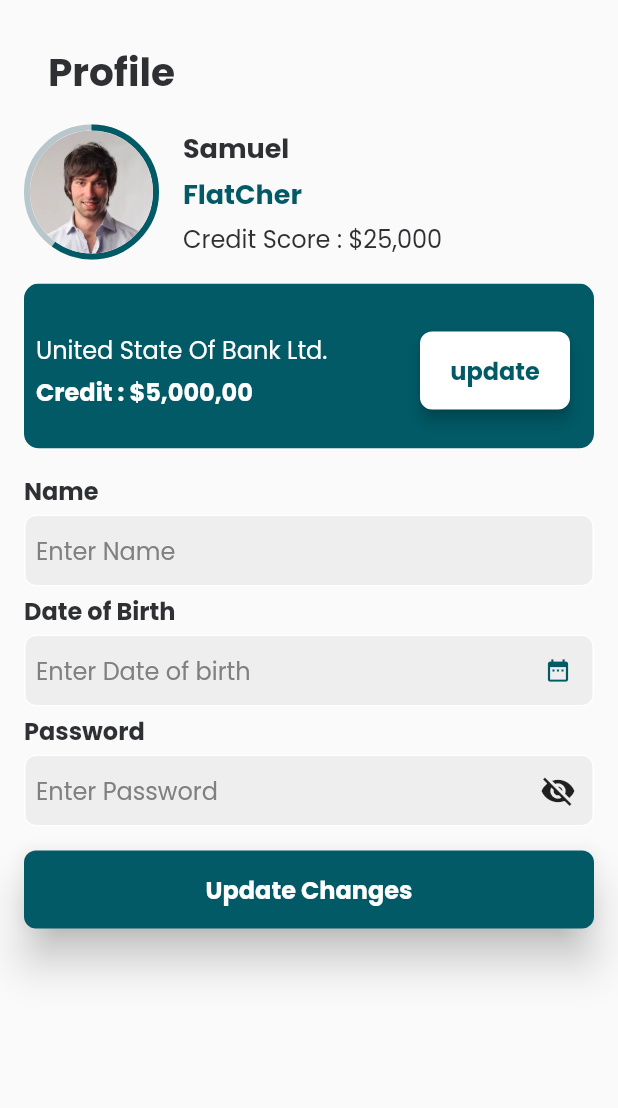
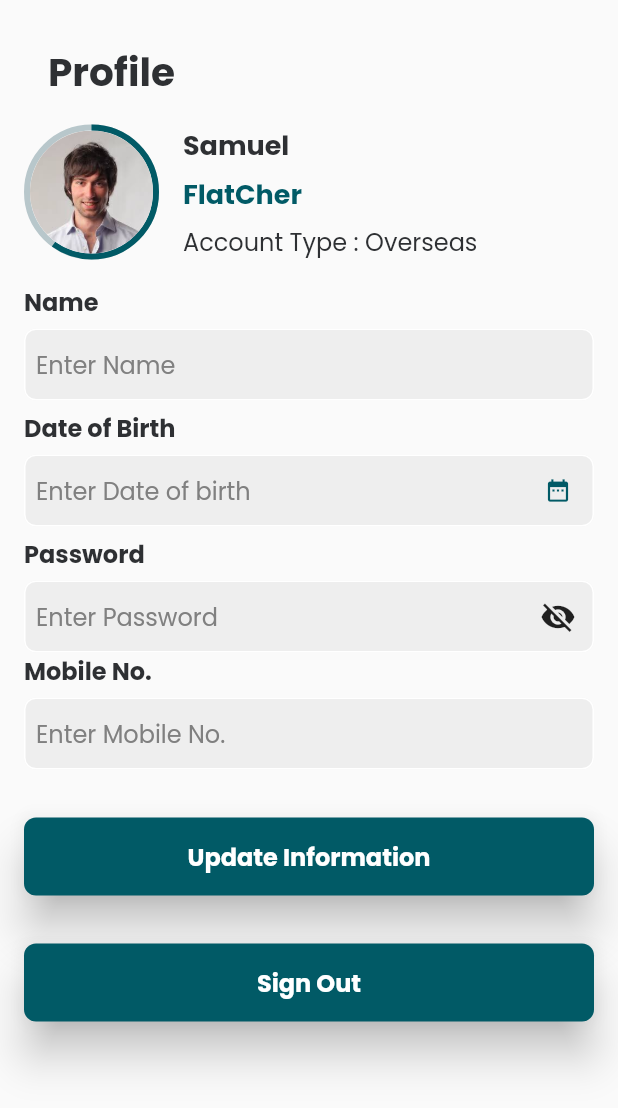
Before and after one commit to FaazAbidi/gharpay, a Flutter app: the MBProfileScreen screen opened directly, on a phone screen of 412 x 824 dp. Shown: the top 1108 px of the screen. Run offline on Flutter 3.47's test engine with Material 2 defaults, Android fonts, the phone set to English and light mode, and no system bars; drawn by our look-alikes of nb_utils, percent_indicator; our stand-ins replace country_code_picker, fl_chart, flutter_svg, flutter_vector_icons, google_maps_flutter, pin_code_fields and 1 more; statements that could not run were skipped.

Commit message:
rajani commit

```diff
--- a/lib/backendApiSimulation.dart
+++ b/lib/backendApiSimulation.dart
@@ -94,7 +94,7 @@ class NetworkProvider {
     await Future.delayed(Duration(seconds: 2));
   }
 
-  static Future<void> loginAsSender(String email, String password) async {
+  static Future<void> login(String email, String password) async {
     await delay();
     User tempUser = userDatabase.firstWhere(
             (element) => element.email == email && password == demoPassword,
@@ -158,7 +158,7 @@ final List<User> userDatabase = [
       jsWalletBalance: 5500,
       hraWalletBalance: 16580,
       phone: "0333-XXXXX66",
-      image: 'image/Asad Raza.gif',
+      image: 'images/Asad Raza.gif',
       transactions: [
         Transaction(
             receiverUserId: "0001",
--- a/lib/screens/MBProfileScreen.dart
+++ b/lib/screens/MBProfileScreen.dart
@@ -4,6 +4,7 @@ import 'package:gharpay/utils/MBWidgets.dart';
 import 'package:gharpay/utils/AppColors.dart';
 import 'package:nb_utils/nb_utils.dart';
 import 'package:percent_indicator/circular_percent_indicator.dart';
+import 'package:flutter/cupertino.dart';
 
 class MBProfileScreen extends StatefulWidget {
   @override
@@ -17,10 +18,12 @@ class MBProfileScreenState extends State<MBProfileScreen> {
   TextEditingController nameController = TextEditingController();
   TextEditingController dobController = TextEditingController();
   TextEditingController passWordController = TextEditingController();
+  TextEditingController mobileController = TextEditingController();
 
   FocusNode focusNodeName = FocusNode();
   FocusNode focusNodeDob = FocusNode();
   FocusNode focusNodePassword = FocusNode();
+  FocusNode focusNodeMobile = FocusNode();
 
   @override
   void initState() {
@@ -33,7 +36,11 @@ class MBProfileScreenState extends State<MBProfileScreen> {
   }
 
   Future<void> selectDate(BuildContext context) async {
-    DateTime _datePicker = await showDatePicker(context: context, initialDate: DateTime.now(), firstDate: DateTime(1947), lastDate: DateTime(2030));
+    DateTime _datePicker = await showDatePicker(
+        context: context,
+        initialDate: DateTime.now(),
+        firstDate: DateTime(1947),
+        lastDate: DateTime(2030));
     if (_datePicker != null && _datePicker != _date) {
       _date = _datePicker;
     }
@@ -58,10 +65,12 @@ class MBProfileScreenState extends State<MBProfileScreen> {
       child: Scaffold(
         body: SingleChildScrollView(
           child: Column(
+            // mainAxisAlignment: MainAxisAlignment.spaceEvenly,
             crossAxisAlignment: CrossAxisAlignment.start,
             children: [
               28.height,
-              Text('Profile', style: boldTextStyle(size: 26)).paddingOnly(left: 16),
+              Text('Profile', style: boldTextStyle(size: 26))
+                  .paddingOnly(left: 16),
               16.height,
               Row(
                 children: [
@@ -70,47 +79,31 @@ class MBProfileScreenState extends State<MBProfileScreen> {
                     lineWidth: 4.0,
                     percent: 0.6,
                     progressColor: appPrimaryColor,
-                    center: Image.asset(mb_profile1, height: 82, width: 82, fit: BoxFit.cover).cornerRadiusWithClipRRect(100),
+                    center: Image.asset(mb_profile1,
+                            height: 82, width: 82, fit: BoxFit.cover)
+                        .cornerRadiusWithClipRRect(100),
                   ),
                   16.width,
                   Column(
                     crossAxisAlignment: CrossAxisAlignment.start,
                     children: [
                       Text('Samuel', style: boldTextStyle(size: 18)),
-                      4.height,
-                      Text('FlatCher', style: boldTextStyle(size: 18, color: appPrimaryColor)),
-                      4.height,
-                      Text('Credit Score : \$25,000', overflow: TextOverflow.visible, maxLines: 1, style: primaryTextStyle()),
+                      6.height,
+                      Text('FlatCher',
+                          style:
+                              boldTextStyle(size: 18, color: appPrimaryColor)),
+                      6.height,
+                      Text('Account Type : Overseas',
+                          overflow: TextOverflow.visible,
+                          maxLines: 1,
+                          style: primaryTextStyle()),
                     ],
                   ).expand()
                 ],
               ),
               16.height,
-              Container(
-                  height: 110,
-                  width: context.width(),
-                  color: appPrimaryColor,
-                  child: Row(
-                    children: [
-                      Column(
-                        crossAxisAlignment: CrossAxisAlignment.start,
-                        children: [
-                          Text('United State Of Bank Ltd.', style: primaryTextStyle(color: Colors.white)),
-                          4.height,
-                          Text('Credit : \$5,000,00', style: boldTextStyle(color: Colors.white)),
-                        ],
-                      ).paddingOnly(top: 32, left: 8).expand(),
-                      16.width,
-                      Column(
-                        children: [
-                          AppButton(onTap: () {}, width: 100, child: Text('update', style: boldTextStyle(color: appPrimaryColor))),
-                        ],
-                      ).paddingOnly(top: 32, right: 16)
-                    ],
-                  )).cornerRadiusWithClipRRect(10),
-              16.height,
               Text('Name', style: boldTextStyle()),
-              4.height,
+              6.height,
               textFieldWidget(
                 hintText: 'Enter Name',
                 textFieldType: TextFieldType.NAME,
@@ -118,9 +111,9 @@ class MBProfileScreenState extends State<MBProfileScreen> {
                 nextFocusNode: focusNodeDob,
                 controller: nameController,
               ),
-              4.height,
+              6.height,
               Text('Date of Birth', style: boldTextStyle()),
-              4.height,
+              6.height,
               textFieldWidget(
                 hintText: 'Enter Date of birth',
                 textFieldType: TextFieldType.OTHER,
@@ -137,27 +130,57 @@ class MBProfileScreenState extends State<MBProfileScreen> {
                     dobController.text = _date.day.toString();
                     dobController.text = _date.month.toString();
                     dobController.text = _date.year.toString();
-                    value = dobController.text = _date.day.toString() + "/" + _date.month.toString() + "/" + _date.year.toString();
+                    value = dobController.text = _date.day.toString() +
+                        "/" +
+                        _date.month.toString() +
+                        "/" +
+                        _date.year.toString();
                     setState(() {});
                   },
                 ),
               ),
-              4.height,
+              6.height,
               Text('Password', style: boldTextStyle()),
-              4.height,
+              6.height,
               textFieldWidget(
                 hintText: 'Enter Password',
                 textFieldType: TextFieldType.PASSWORD,
                 focusNode: focusNodePassword,
                 controller: passWordController,
               ),
-              16.height,
+              // Text('Mobile No.', style: boldTextStyle()),
+              // 6.height,
+              // textFieldWidget(
+              //   hintText: 'Enter Password',
+              //   textFieldType: TextFieldType.PHONE,
+              //   focusNode: focusNodeMobile,
+              //   controller: mobileController,
+              // ),
+              Text('Mobile No.', style: boldTextStyle()),
+              6.height,
+              textFieldWidget(
+                hintText: 'Enter Mobile No.',
+                textFieldType: TextFieldType.PHONE,
+                focusNode: focusNodeMobile,
+                controller: mobileController,
+              ),
+              32.height,
               AppButton(
                 width: context.width(),
                 color: appPrimaryColor,
                 elevation: 12,
                 onTap: () {},
-                child: Text('Update Changes', style: boldTextStyle(color: Colors.white)),
+                child:
+                Text('Update Information', style: boldTextStyle(color: Colors.white)),
+              ),
+              32.height,
+              AppButton(
+                width: context.width(),
+                color: appPrimaryColor,
+                elevation: 12,
+                onTap: () {},
+                child:
+                    Text('Sign Out', style: boldTextStyle(color: Colors.white)),
               )
             ],
           ).paddingOnly(left: 16, right: 16, bottom: 16),
```
